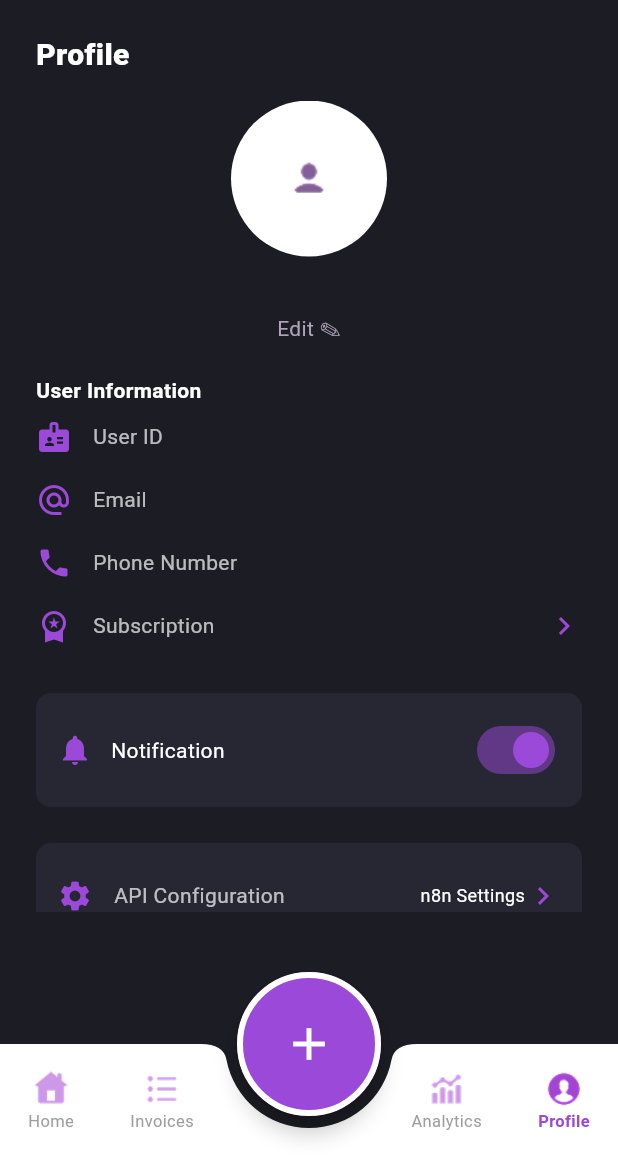
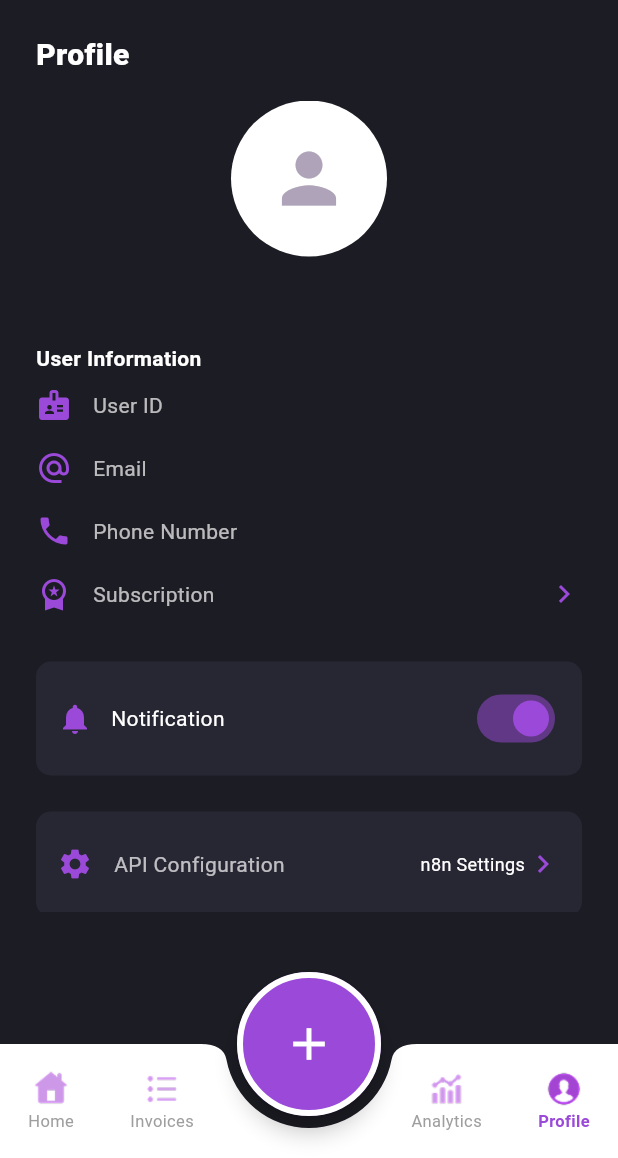
Before and after one commit to smiggy10/Resi-Bot, a Flutter app: the MainShell screen opened directly, item 4 of the bottom bar chosen, on a phone screen of 412 x 824 dp, the part 78-1236 px from its top. Run offline on Flutter 3.47's test engine with Material 3 defaults, Android fonts, the phone set to English and light mode, and no system bars; our stand-ins replace image_picker; accounts and stored records are empty.

Commit message:
profile pic

```diff
--- a/lib/screens/profile_screen.dart
+++ b/lib/screens/profile_screen.dart
@@ -1,7 +1,6 @@
-import 'dart:convert';
 import 'package:flutter/material.dart';
 import '../services/auth_service.dart';
-import '../main.dart'; // For AppColors, Assets, PageFrame, AppCard, ProfileRow, PrimaryButton
+import '../main.dart'; // For AppColors, PageFrame, AppCard, ProfileRow, PrimaryButton
 import 'settings_screen.dart';
 import 'login_screen.dart';
 
@@ -15,18 +14,6 @@ class ProfileScreen extends StatefulWidget {
 class _ProfileScreenState extends State<ProfileScreen> {
   bool notifications = true;
 
-  ImageProvider? getProfileImage() {
-    final imageBase64 = AppSession.currentUser?.profilePicture ?? '';
-
-    if (imageBase64.isEmpty) return null;
-
-    try {
-      return MemoryImage(base64Decode(imageBase64));
-    } catch (_) {
-      return null;
-    }
-  }
-
   @override
   Widget build(BuildContext context) {
     final user = AppSession.currentUser;
@@ -39,10 +26,7 @@ class _ProfileScreenState extends State<ProfileScreen> {
             CircleAvatar(
               radius: 52,
               backgroundColor: Colors.white,
-              backgroundImage: getProfileImage(),
-              child: getProfileImage() == null
-                  ? Image.asset(Assets.user, height: 54)
-                  : null,
+              child: const Icon(Icons.person, size: 54, color: AppColors.muted),
             ),
             const SizedBox(height: 12),
             Text(
@@ -53,7 +37,6 @@ class _ProfileScreenState extends State<ProfileScreen> {
                 fontWeight: FontWeight.bold,
               ),
             ),
-            const Text('Edit ✎', style: TextStyle(color: AppColors.muted)),
             const SizedBox(height: 20),
             const Align(
               alignment: Alignment.centerLeft,
```
